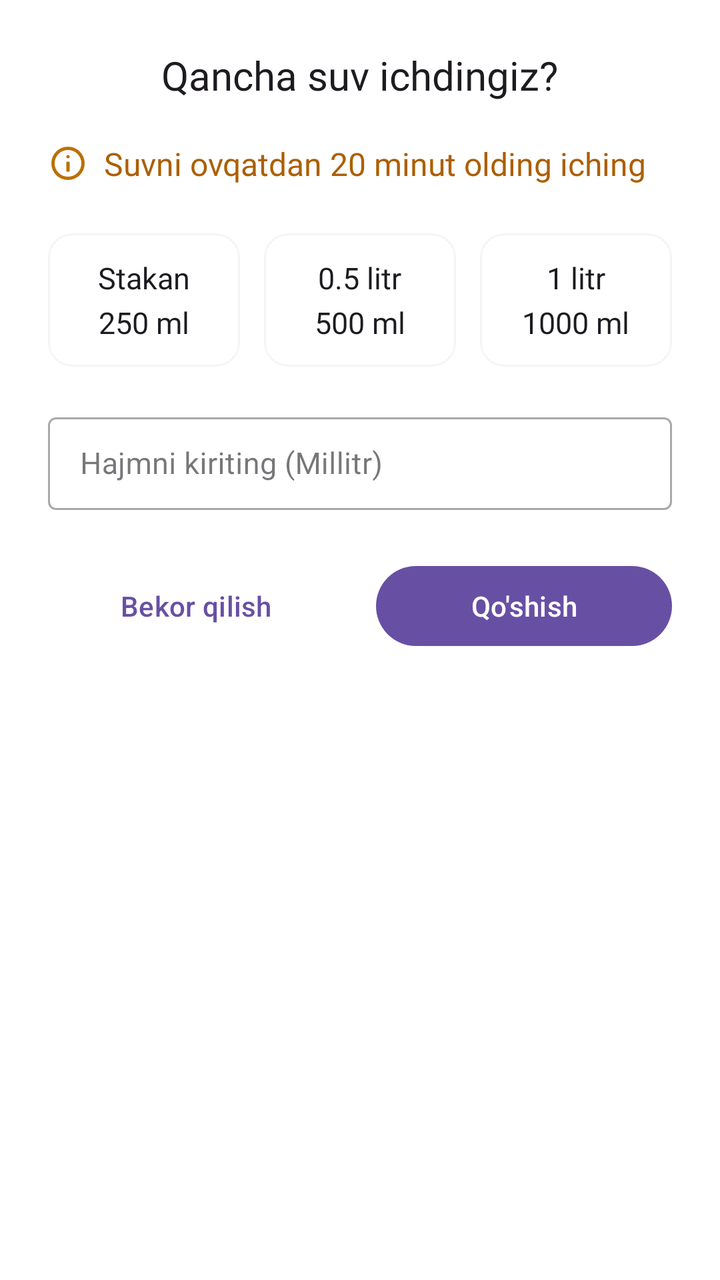
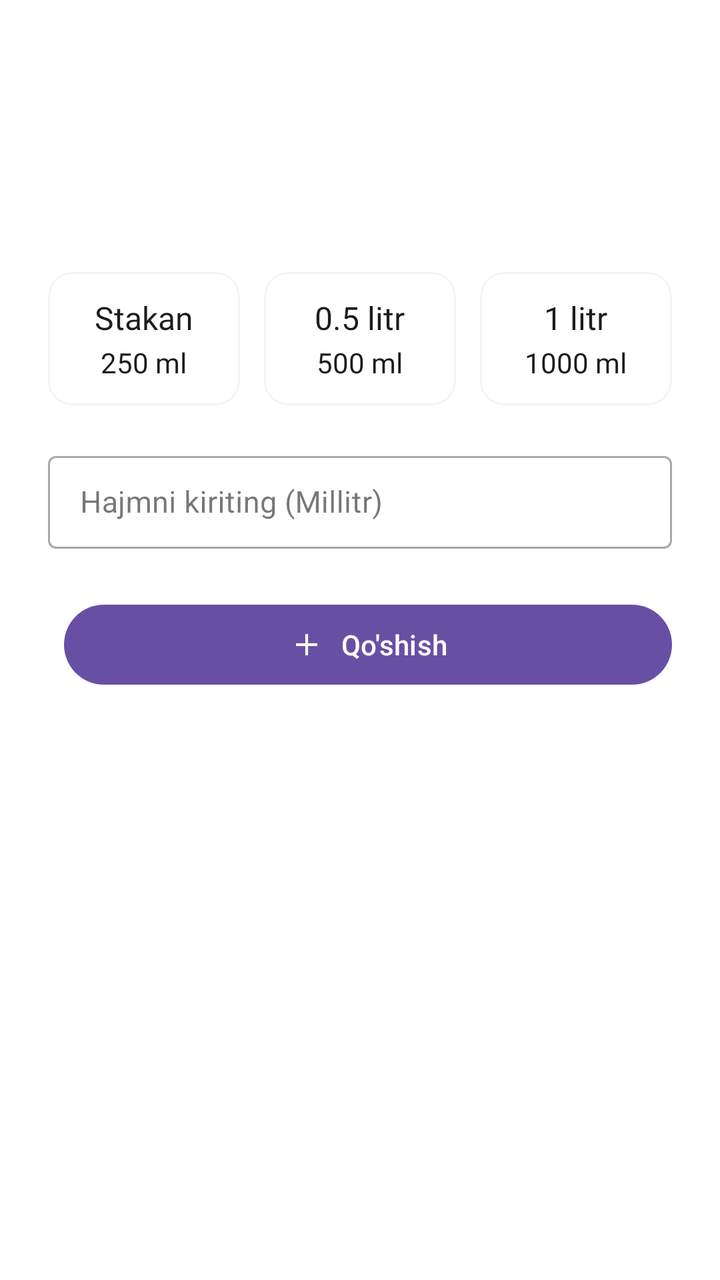

Two renders of the same Android screen: before a commit and after it. Below are the layout's source before the change and the commit's diff.
<!-- AndroidManifest.xml: application theme Theme.Ozamiz -->
<!-- res/layout/dialog_log_water.xml -->
<?xml version="1.0" encoding="utf-8"?>
<LinearLayout xmlns:android="http://schemas.android.com/apk/res/android"
    xmlns:app="http://schemas.android.com/apk/res-auto"
    android:layout_width="match_parent"
    android:layout_height="wrap_content"
    android:background="?colorSurfaceContainerLowest"
    android:orientation="vertical"
    android:padding="24dp">

    <TextView
        style="@style/Title2_20"
        android:layout_width="wrap_content"
        android:layout_height="wrap_content"
        android:layout_gravity="center_horizontal"
        android:layout_marginBottom="20dp"
        android:text="@string/log_water_title"
        android:textColor="?colorOnSurface" />

    <TextView
        style="@style/Text1_16"
        android:layout_width="wrap_content"
        android:layout_height="wrap_content"
        android:layout_marginBottom="12dp"
        android:drawablePadding="@dimen/dimen_8"
        android:text="Suvni ovqatdan 20 minut olding iching"
        android:textColor="#AC5F00"
        android:drawableTint="@color/yellow"
        app:drawableStartCompat="@drawable/info_ic" />

    <LinearLayout
        android:layout_width="match_parent"
        android:layout_height="wrap_content"
        android:layout_marginTop="@dimen/dimen_12"
        android:baselineAligned="false"
        android:orientation="horizontal">

        <com.google.android.material.card.MaterialCardView
            android:id="@+id/card_glass"
            style="@style/WaterPresetCard">

            <LinearLayout
                android:background="@color/white"
                style="@style/WaterPresetLayout">

                <ImageView
                    style="@style/WaterPresetIcon"
                    android:visibility="gone"
                    android:src="@drawable/water_full_24px" />

                <TextView
                    style="@style/WaterPresetLabel"
                    android:text="@string/water_preset_glass" />

                <TextView
                    style="@style/WaterPresetAmount"
                    android:text="@string/water_amount_glass" />
            </LinearLayout>
        </com.google.android.material.card.MaterialCardView>

        <com.google.android.material.card.MaterialCardView
            android:id="@+id/card_small_bottle"
            style="@style/WaterPresetCard"
            android:layout_marginStart="12dp"
            android:layout_marginEnd="12dp">

            <LinearLayout style="@style/WaterPresetLayout"
                android:background="@color/white"
                >

                <ImageView
                    style="@style/WaterPresetIcon"
                    android:visibility="gone"
                    android:src="@drawable/bottle_mini" />

                <TextView
                    style="@style/WaterPresetLabel"
                    android:gravity="center"
                    android:text="0.5 litr" />

                <TextView
                    style="@style/WaterPresetAmount"
                    android:text="@string/water_amount_small_bottle" />
            </LinearLayout>
        </com.google.android.material.card.MaterialCardView>

        <com.google.android.material.card.MaterialCardView
            android:id="@+id/card_large_bottle"
            style="@style/WaterPresetCard">

            <LinearLayout
                android:background="@color/white"
                style="@style/WaterPresetLayout">

                <ImageView
                    style="@style/WaterPresetIcon"
                    android:visibility="gone"
                    android:src="@drawable/water_bottle_24px" />

                <TextView
                    style="@style/WaterPresetLabel"
                    android:text="1 litr" />

                <TextView
                    style="@style/WaterPresetAmount"
                    android:text="@string/water_amount_large_bottle" />
            </LinearLayout>
        </com.google.android.material.card.MaterialCardView>

    </LinearLayout>

    <com.google.android.material.textfield.TextInputLayout
        android:id="@+id/textInputLayout_waterAmount"
        style="@style/Widget.MaterialComponents.TextInputLayout.OutlinedBox.Dense"
        android:layout_width="match_parent"
        android:layout_height="wrap_content"
        android:layout_marginTop="20dp"
        android:hint="@string/enter_water_amount_hint"
        app:suffixText="ml">

        <com.google.android.material.textfield.TextInputEditText
            android:id="@+id/editText_waterAmount"
            android:layout_width="match_parent"
            android:layout_height="wrap_content"
            android:imeOptions="actionDone"
            android:textSize="15sp"
            android:inputType="number"
            android:maxLength="5" />
    </com.google.android.material.textfield.TextInputLayout>

    <LinearLayout
        android:layout_width="match_parent"
        android:layout_height="wrap_content"
        android:layout_marginTop="24dp"
        android:orientation="horizontal">

        <com.google.android.material.button.MaterialButton
            android:id="@+id/button_cancel_water"
            style="@style/Widget.Material3.Button.TextButton"
            android:layout_width="0dp"
            android:layout_height="wrap_content"
            android:layout_marginEnd="8dp"
            android:layout_weight="1"
            android:text="@string/cancel" />

        <com.google.android.material.button.MaterialButton
            android:id="@+id/button_add_water_confirm"
            style="@style/Widget.Material3.Button"
            android:layout_width="0dp"
            android:layout_height="wrap_content"
            android:layout_marginStart="8dp"
            android:layout_weight="1"
            android:text="@string/add" />
    </LinearLayout>

</LinearLayout>
<!-- resources referenced by this layout -->
<resources>
  <color name="white">#FFFFFFFF</color>
  <color name="yellow">#BB7000</color>
  <dimen name="dimen_12">12dp</dimen>
  <dimen name="dimen_8">8dp</dimen>
  <string name="add">Qo\'shish</string>
  <string name="cancel">Bekor qilish</string>
  <string name="enter_water_amount_hint">Hajmni kiriting (Millitr)</string>
  <string name="log_water_title">Qancha suv ichdingiz?</string>
  <string name="water_amount_glass">250 ml</string>
  <string name="water_amount_large_bottle">1000 ml</string>
  <string name="water_amount_small_bottle">500 ml</string>
  <string name="water_preset_glass">Stakan</string>
  <style name="Text1_16">
          <item name="android:textSize">16sp</item>
          <item name="android:fontFamily">@font/roboto_regular</item>
      </style>
  <style name="Title2_20">
          <item name="android:textSize">20sp</item>
          <item name="android:fontFamily">@font/roboto_medium</item>
  
      </style>
  <style name="WaterPresetAmount" parent="Text2_15">
              <item name="android:layout_width">wrap_content</item>
              <item name="android:layout_height">wrap_content</item>
              <item name="android:textColor">?colorOnSurface</item>
              <item name="android:layout_marginTop">2dp</item>
          </style>
  <style name="WaterPresetCard" parent="Widget.Material3.CardView.Outlined">
              <item name="android:layout_width">0dp</item>
              <item name="android:layout_height">wrap_content</item>
              <item name="android:layout_weight">1</item>
              <item name="cardCornerRadius">12dp</item>
              <item name="android:clickable">true</item>
              <item name="android:focusable">true</item>
              <item name="android:foreground">?attr/selectableItemBackground</item>
              <item name="cardBackgroundColor">@color/white</item>
              <item name="strokeWidth">1dp</item>
              <item name="strokeColor">?colorOutlineVariant</item>
          </style>
  <style name="WaterPresetIcon">
              <item name="android:layout_width">32dp</item>
              <item name="android:layout_height">32dp</item>
              <item name="android:layout_marginBottom">8dp</item>
          </style>
  <style name="WaterPresetLabel" parent="Headline3_15">
              <item name="android:layout_width">wrap_content</item>
              <item name="android:layout_height">wrap_content</item>
              <item name="android:textColor">?colorOnSurface</item>
          </style>
  <style name="WaterPresetLayout">
              <item name="android:layout_width">match_parent</item>
              <item name="android:layout_height">wrap_content</item>
              <item name="android:orientation">vertical</item>
              <item name="android:padding">12dp</item>
              <item name="background">@color/white</item>
              <item name="android:gravity">center</item>
          </style>
  <style name="Theme.Ozamiz" parent="Base.Ozamiz" />
  <dimen name="dimen_20">20dp</dimen>
  <style name="Text2_15">
          <item name="android:textSize">15sp</item>
          <item name="android:fontFamily">@font/roboto_regular</item>
      </style>
  
      //Subtitle
  <style name="Headline3_15">
          <item name="android:textSize">15sp</item>
          <item name="android:fontFamily">@font/roboto_medium</item>
      </style>
  
      //Text
  <!-- unchanged entries left out for length: 5 -->
</resources>

<!-- the commit's change to res/layout/dialog_log_water.xml (unified diff, before → after) -->
@@ -7,11 +7,18 @@
     android:orientation="vertical"
     android:padding="24dp">
 
+    <ImageView
+        android:layout_width="80dp"
+        android:layout_height="100dp"
+        android:src="@drawable/water_full_24px"
+        android:layout_gravity="center"
+        app:tint="@color/blue" />
     <TextView
         style="@style/Title2_20"
         android:layout_width="wrap_content"
         android:layout_height="wrap_content"
         android:layout_gravity="center_horizontal"
+        android:visibility="gone"
         android:layout_marginBottom="20dp"
         android:text="@string/log_water_title"
         android:textColor="?colorOnSurface" />
@@ -21,6 +28,7 @@
         android:layout_width="wrap_content"
         android:layout_height="wrap_content"
         android:layout_marginBottom="12dp"
+        android:visibility="gone"
         android:drawablePadding="@dimen/dimen_8"
         android:text="Suvni ovqatdan 20 minut olding iching"
         android:textColor="#AC5F00"
@@ -137,6 +145,7 @@
             android:id="@+id/button_cancel_water"
             style="@style/Widget.Material3.Button.TextButton"
             android:layout_width="0dp"
+            android:visibility="gone"
             android:layout_height="wrap_content"
             android:layout_marginEnd="8dp"
             android:layout_weight="1"
@@ -146,6 +155,8 @@
             android:id="@+id/button_add_water_confirm"
             style="@style/Widget.Material3.Button"
             android:layout_width="0dp"
+            app:icon="@drawable/add_ic"
+            app:iconGravity="textStart"
             android:layout_height="wrap_content"
             android:layout_marginStart="8dp"
             android:layout_weight="1"
<!-- resource entries referenced after the edit -->
@@ -1,9 +1,20 @@
 <!-- resources referenced by this layout -->
 <resources>
   <color name="white">#FFFFFFFF</color>
-  <color name="yellow">#BB7000</color>
+  <color name="yellow">#FFAA00</color>
   <dimen name="dimen_12">12dp</dimen>
   <dimen name="dimen_8">8dp</dimen>
+  <!-- drawable add_ic (drawable) -->
+  <vector xmlns:android="http://schemas.android.com/apk/res/android"
+      android:width="24dp"
+      android:height="24dp"
+      android:viewportWidth="960"
+      android:viewportHeight="960"
+      android:tint="?attr/colorControlNormal">
+    <path
+        android:fillColor="@android:color/white"
+        android:pathData="M440,520L200,520L200,440L440,440L440,200L520,200L520,440L760,440L760,520L520,520L520,760L440,760L440,520Z"/>
+  </vector>
   <string name="add">Qo\'shish</string>
   <string name="cancel">Bekor qilish</string>
   <string name="enter_water_amount_hint">Hajmni kiriting (Millitr)</string>
@@ -21,7 +32,7 @@
           <item name="android:fontFamily">@font/roboto_medium</item>
   
       </style>
-  <style name="WaterPresetAmount" parent="Text2_15">
+  <style name="WaterPresetAmount" parent="Text1_14">
               <item name="android:layout_width">wrap_content</item>
               <item name="android:layout_height">wrap_content</item>
               <item name="android:textColor">?colorOnSurface</item>
@@ -44,7 +55,7 @@
               <item name="android:layout_height">32dp</item>
               <item name="android:layout_marginBottom">8dp</item>
           </style>
-  <style name="WaterPresetLabel" parent="Headline3_15">
+  <style name="WaterPresetLabel" parent="Headline2_16">
               <item name="android:layout_width">wrap_content</item>
               <item name="android:layout_height">wrap_content</item>
               <item name="android:textColor">?colorOnSurface</item>
@@ -59,18 +70,14 @@
           </style>
   <style name="Theme.Ozamiz" parent="Base.Ozamiz" />
   <dimen name="dimen_20">20dp</dimen>
-  <style name="Text2_15">
-          <item name="android:textSize">15sp</item>
+  <style name="Text1_14">
+          <item name="android:textSize">14sp</item>
           <item name="android:fontFamily">@font/roboto_regular</item>
       </style>
-  
-      //Subtitle
-  <style name="Headline3_15">
-          <item name="android:textSize">15sp</item>
+  <style name="Headline2_16">
+          <item name="android:textSize">16sp</item>
           <item name="android:fontFamily">@font/roboto_medium</item>
       </style>
-  
-      //Text
   <!-- unchanged entries left out for length: 5 -->
 </resources>
 
